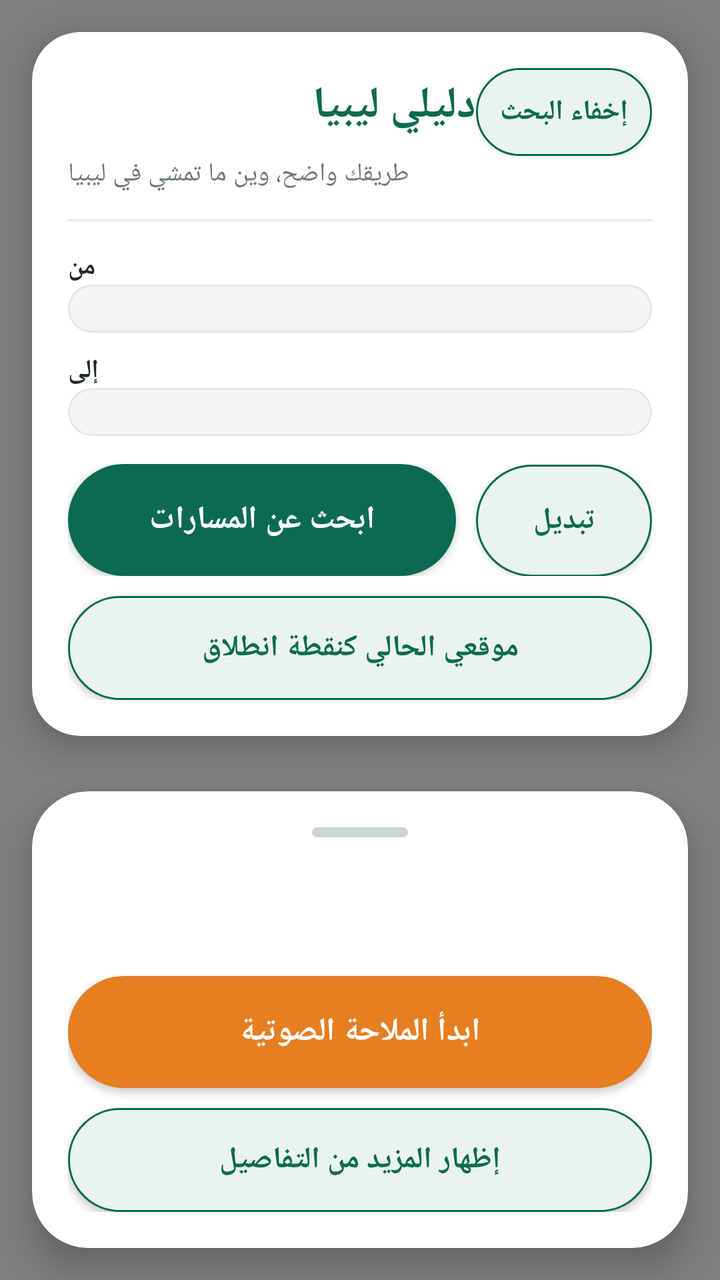
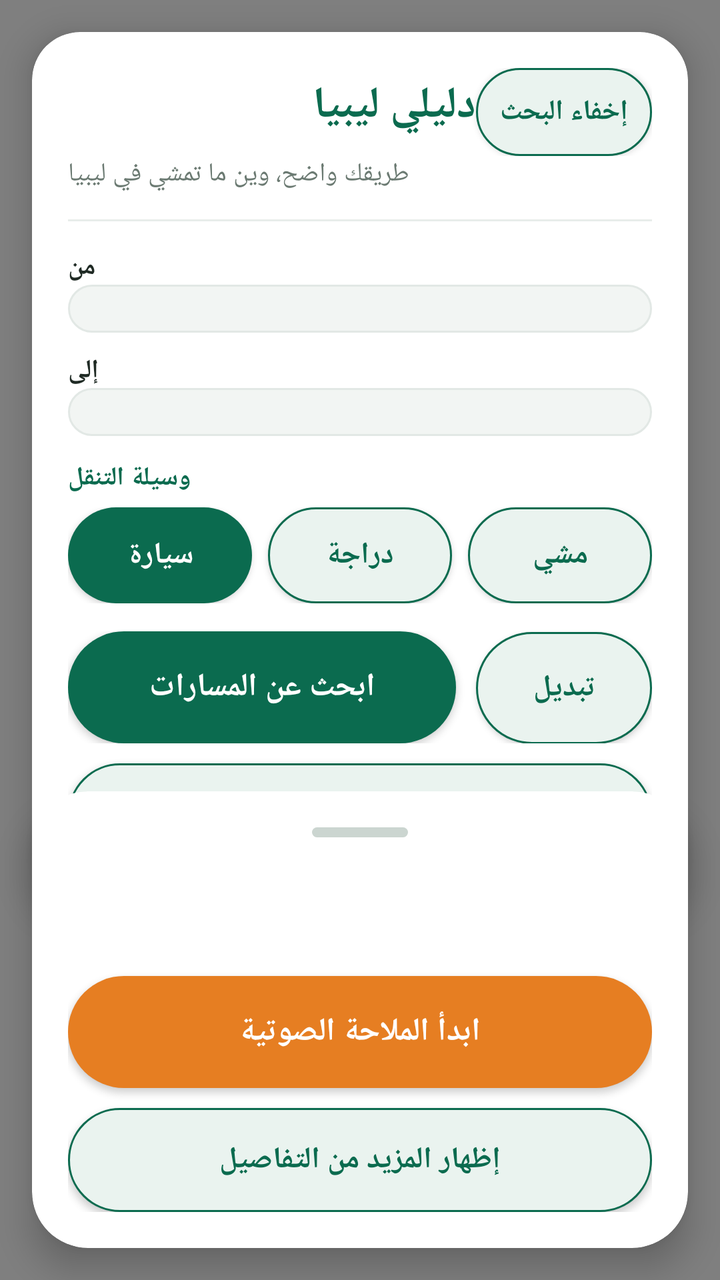

Compare the two renders of this Android layout. The source of the first and the diff that turns it into the second are given below.
<!-- AndroidManifest.xml: application theme Theme.DaliliLibya -->
<!-- res/layout/activity_main.xml -->
<?xml version="1.0" encoding="utf-8"?>
<FrameLayout xmlns:android="http://schemas.android.com/apk/res/android"
    xmlns:app="http://schemas.android.com/apk/res-auto"
    android:layout_width="match_parent"
    android:layout_height="match_parent"
    android:background="#EAF0EC">

    
    <WebView
        android:id="@+id/webView"
        android:layout_width="match_parent"
        android:layout_height="match_parent" />

    
    <com.google.android.material.card.MaterialCardView
        android:layout_width="match_parent"
        android:layout_height="wrap_content"
        android:layout_gravity="top"
        android:layout_marginStart="16dp"
        android:layout_marginTop="16dp"
        android:layout_marginEnd="16dp"
        app:cardBackgroundColor="#FFFFFF"
        app:cardCornerRadius="24dp"
        app:cardElevation="10dp">

        <LinearLayout
            android:layout_width="match_parent"
            android:layout_height="wrap_content"
            android:orientation="vertical"
            android:padding="18dp">

            <LinearLayout
                android:layout_width="match_parent"
                android:layout_height="wrap_content"
                android:orientation="horizontal">

                <TextView
                    android:layout_width="0dp"
                    android:layout_height="wrap_content"
                    android:layout_weight="1"
                    android:text="@string/app_name"
                    android:textColor="#0B6B4F"
                    android:textSize="22sp"
                    android:textStyle="bold" />

                <androidx.appcompat.widget.AppCompatButton
                    android:id="@+id/buttonToggleSearch"
                    android:layout_width="wrap_content"
                    android:layout_height="44dp"
                    android:background="@drawable/btn_secondary_pill"
                    android:text="إخفاء البحث"
                    android:textColor="#0B6B4F"
                    android:textSize="14sp"
                    android:textStyle="bold" />

            </LinearLayout>

            <LinearLayout
                android:id="@+id/topDetails"
                android:layout_width="match_parent"
                android:layout_height="wrap_content"
                android:orientation="vertical">

            <TextView
                android:layout_width="wrap_content"
                android:layout_height="wrap_content"
                android:text="@string/slogan"
                android:textColor="#6B7A72"
                android:textSize="13sp" />

            <View
                android:layout_width="match_parent"
                android:layout_height="1dp"
                android:layout_marginTop="14dp"
                android:background="#E8EDEA" />

            <TextView
                android:layout_width="wrap_content"
                android:layout_height="wrap_content"
                android:layout_marginTop="14dp"
                android:text="@string/from_label"
                android:textColor="#1F2A24"
                android:textSize="13sp"
                android:textStyle="bold" />

            <Spinner
                android:id="@+id/spinnerFrom"
                android:layout_width="match_parent"
                android:layout_height="wrap_content"
                android:background="@drawable/input_pill"
                android:padding="12dp" />

            <TextView
                android:layout_width="wrap_content"
                android:layout_height="wrap_content"
                android:layout_marginTop="10dp"
                android:text="@string/to_label"
                android:textColor="#1F2A24"
                android:textSize="13sp"
                android:textStyle="bold" />

            <Spinner
                android:id="@+id/spinnerTo"
                android:layout_width="match_parent"
                android:layout_height="wrap_content"
                android:background="@drawable/input_pill"
                android:padding="12dp" />

            <LinearLayout
                android:layout_width="match_parent"
                android:layout_height="wrap_content"
                android:layout_marginTop="14dp"
                android:orientation="horizontal">

                <androidx.appcompat.widget.AppCompatButton
                    android:id="@+id/buttonFind"
                    android:layout_width="0dp"
                    android:layout_height="56dp"
                    android:layout_weight="1"
                    android:background="@drawable/btn_primary_pill"
                    android:text="@string/find_routes"
                    android:textColor="#FFFFFF"
                    android:textSize="16sp"
                    android:textStyle="bold" />

                <androidx.appcompat.widget.AppCompatButton
                    android:id="@+id/buttonSwap"
                    android:layout_width="wrap_content"
                    android:layout_height="56dp"
                    android:layout_marginStart="10dp"
                    android:background="@drawable/btn_secondary_pill"
                    android:text="تبديل"
                    android:textColor="#0B6B4F"
                    android:textSize="15sp"
                    android:textStyle="bold" />

            </LinearLayout>

            <androidx.appcompat.widget.AppCompatButton
                android:id="@+id/buttonLocation"
                android:layout_width="match_parent"
                android:layout_height="52dp"
                android:layout_marginTop="10dp"
                android:background="@drawable/btn_secondary_pill"
                android:text="@string/my_location"
                android:textColor="#0B6B4F"
                android:textSize="15sp"
                android:textStyle="bold" />

            </LinearLayout>
        </LinearLayout>
    </com.google.android.material.card.MaterialCardView>

    
    <com.google.android.material.card.MaterialCardView
        android:layout_width="match_parent"
        android:layout_height="wrap_content"
        android:layout_gravity="bottom"
        android:layout_marginStart="16dp"
        android:layout_marginEnd="16dp"
        android:layout_marginBottom="16dp"
        app:cardBackgroundColor="#FFFFFF"
        app:cardCornerRadius="28dp"
        app:cardElevation="10dp">

        <LinearLayout
            android:layout_width="match_parent"
            android:layout_height="wrap_content"
            android:orientation="vertical"
            android:padding="18dp">

            <View
                android:layout_width="48dp"
                android:layout_height="5dp"
                android:layout_gravity="center_horizontal"
                android:layout_marginBottom="12dp"
                android:background="@drawable/handle" />

            <TextView
                android:id="@+id/textStatus"
                android:layout_width="match_parent"
                android:layout_height="wrap_content"
                android:textColor="#0B6B4F"
                android:textSize="15sp"
                android:textStyle="bold" />

            <TextView
                android:id="@+id/textRoutes"
                android:layout_width="match_parent"
                android:layout_height="wrap_content"
                android:textColor="#1F2A24"
                android:textSize="14sp"
                android:paddingTop="4dp" />

            <androidx.appcompat.widget.AppCompatButton
                android:id="@+id/buttonVoice"
                android:layout_width="match_parent"
                android:layout_height="56dp"
                android:layout_marginTop="14dp"
                android:background="@drawable/btn_accent_pill"
                android:text="@string/voice_nav"
                android:textColor="#FFFFFF"
                android:textSize="16sp"
                android:textStyle="bold" />

            <androidx.appcompat.widget.AppCompatButton
                android:id="@+id/buttonToggleDetails"
                android:layout_width="match_parent"
                android:layout_height="52dp"
                android:layout_marginTop="10dp"
                android:background="@drawable/btn_secondary_pill"
                android:text="إظهار المزيد من التفاصيل"
                android:textColor="#0B6B4F"
                android:textSize="15sp"
                android:textStyle="bold" />

            <ScrollView
                android:id="@+id/scrollDetails"
                android:layout_width="match_parent"
                android:layout_height="160dp"
                android:layout_marginTop="10dp"
                android:visibility="gone">

                <LinearLayout
                    android:layout_width="match_parent"
                    android:layout_height="wrap_content"
                    android:orientation="vertical">

                    <androidx.appcompat.widget.AppCompatButton
                        android:id="@+id/buttonNextRoute"
                        android:layout_width="match_parent"
                        android:layout_height="52dp"
                        android:background="@drawable/btn_secondary_pill"
                        android:text="عرض المسار التالي على الخريطة"
                        android:textColor="#0B6B4F"
                        android:textSize="15sp"
                        android:textStyle="bold" />

                    <androidx.appcompat.widget.AppCompatButton
                        android:id="@+id/button3d"
                        android:layout_width="match_parent"
                        android:layout_height="52dp"
                        android:layout_marginTop="10dp"
                        android:background="@drawable/btn_secondary_pill"
                        android:text="@string/toggle_3d"
                        android:textColor="#0B6B4F"
                        android:textSize="15sp"
                        android:textStyle="bold" />

                    <TextView
                        android:layout_width="match_parent"
                        android:layout_height="wrap_content"
                        android:layout_marginTop="16dp"
                        android:text="استهلاك الوقود (لتر / 100 كم)"
                        android:textColor="#0B6B4F"
                        android:textSize="13sp"
                        android:textStyle="bold" />

                    <EditText
                        android:id="@+id/editConsumption"
                        android:layout_width="match_parent"
                        android:layout_height="wrap_content"
                        android:background="@drawable/input_pill"
                        android:inputType="numberDecimal"
                        android:padding="12dp"
                        android:text="8" />

                    <TextView
                        android:layout_width="match_parent"
                        android:layout_height="wrap_content"
                        android:layout_marginTop="10dp"
                        android:text="سعر اللتر التقديري (دينار)"
                        android:textColor="#0B6B4F"
                        android:textSize="13sp"
                        android:textStyle="bold" />

                    <EditText
                        android:id="@+id/editFuelPrice"
                        android:layout_width="match_parent"
                        android:layout_height="wrap_content"
                        android:background="@drawable/input_pill"
                        android:inputType="numberDecimal"
                        android:padding="12dp"
                        android:text="0.15" />

                    <TextView
                        android:layout_width="match_parent"
                        android:layout_height="wrap_content"
                        android:text="@string/fuel_note"
                        android:textColor="#6B7A72"
                        android:textSize="12sp" />

                    <androidx.appcompat.widget.AppCompatButton
                        android:id="@+id/buttonFuel"
                        android:layout_width="match_parent"
                        android:layout_height="52dp"
                        android:layout_marginTop="10dp"
                        android:background="@drawable/btn_secondary_pill"
                        android:text="محطات وقود على طول المسار"
                        android:textColor="#0B6B4F"
                        android:textSize="15sp"
                        android:textStyle="bold" />

                    <TextView
                        android:id="@+id/textFuel"
                        android:layout_width="match_parent"
                        android:layout_height="wrap_content"
                        android:textColor="#1F2A24"
                        android:textSize="13sp"
                        android:paddingTop="8dp" />

                    <TextView
                        android:layout_width="match_parent"
                        android:layout_height="wrap_content"
                        android:text="@string/time_preview"
                        android:textColor="#0B6B4F"
                        android:layout_marginTop="16dp"
                        android:textSize="13sp"
                        android:textStyle="bold" />

                    <SeekBar
                        android:id="@+id/seekPreview"
                        android:layout_width="match_parent"
                        android:layout_height="wrap_content"
                        android:max="100" />

                    <androidx.appcompat.widget.AppCompatButton
                        android:id="@+id/buttonPreviewAnim"
                        android:layout_width="match_parent"
                        android:layout_height="52dp"
                        android:background="@drawable/btn_secondary_pill"
                        android:text="تشغيل معاينة الرحلة المتحركة"
                        android:textColor="#0B6B4F"
                        android:textSize="15sp"
                        android:textStyle="bold" />

                    <TextView
                        android:layout_width="match_parent"
                        android:layout_height="wrap_content"
                        android:text="@string/report_label"
                        android:textColor="#0B6B4F"
                        android:layout_marginTop="16dp"
                        android:textSize="13sp"
                        android:textStyle="bold" />

                    <Spinner
                        android:id="@+id/spinnerReportType"
                        android:layout_width="match_parent"
                        android:layout_height="wrap_content"
                        android:background="@drawable/input_pill"
                        android:padding="12dp" />

                    <androidx.appcompat.widget.AppCompatButton
                        android:id="@+id/buttonReport"
                        android:layout_width="match_parent"
                        android:layout_height="52dp"
                        android:layout_marginTop="10dp"
                        android:background="@drawable/btn_secondary_pill"
                        android:text="@string/add_report"
                        android:textColor="#0B6B4F"
                        android:textSize="15sp"
                        android:textStyle="bold" />

                    <TextView
                        android:id="@+id/textReports"
                        android:layout_width="match_parent"
                        android:layout_height="wrap_content"
                        android:textColor="#1F2A24"
                        android:textSize="13sp"
                        android:paddingTop="8dp" />

                    <TextView
                        android:layout_width="match_parent"
                        android:layout_height="wrap_content"
                        android:text="@string/traffic_warning"
                        android:textColor="#6B7A72"
                        android:textSize="11sp"
                        android:paddingTop="14dp" />

                    <TextView
                        android:layout_width="match_parent"
                        android:layout_height="wrap_content"
                        android:text="@string/safety_note"
                        android:textColor="#6B7A72"
                        android:textSize="11sp"
                        android:paddingBottom="8dp" />

                </LinearLayout>
            </ScrollView>
        </LinearLayout>
    </com.google.android.material.card.MaterialCardView>
</FrameLayout>
<!-- resources referenced by this layout -->
<resources>
  <!-- drawable btn_accent_pill (drawable) -->
  <?xml version="1.0" encoding="utf-8"?>
  <shape xmlns:android="http://schemas.android.com/apk/res/android">
      <solid android:color="#E67E22" />
      <corners android:radius="28dp" />
  </shape>
  <!-- drawable btn_primary_pill (drawable) -->
  <?xml version="1.0" encoding="utf-8"?>
  <shape xmlns:android="http://schemas.android.com/apk/res/android">
      <solid android:color="#0B6B4F" />
      <corners android:radius="28dp" />
  </shape>
  <!-- drawable btn_secondary_pill (drawable) -->
  <?xml version="1.0" encoding="utf-8"?>
  <shape xmlns:android="http://schemas.android.com/apk/res/android">
      <solid android:color="#EAF3EF" />
      <corners android:radius="28dp" />
      <stroke android:width="1dp" android:color="#0B6B4F" />
  </shape>
  <!-- drawable handle (drawable) -->
  <?xml version="1.0" encoding="utf-8"?>
  <shape xmlns:android="http://schemas.android.com/apk/res/android">
      <solid android:color="#CBD5D0" />
      <corners android:radius="3dp" />
  </shape>
  <!-- drawable input_pill (drawable) -->
  <?xml version="1.0" encoding="utf-8"?>
  <shape xmlns:android="http://schemas.android.com/apk/res/android">
      <solid android:color="#F2F5F3" />
      <corners android:radius="16dp" />
      <stroke android:width="1dp" android:color="#E2E8E5" />
  </shape>
  <string name="add_report">أضف بلاغًا عند منتصف المسار</string>
  <string name="app_name">دليلي ليبيا</string>
  <string name="find_routes">ابحث عن المسارات</string>
  <string name="from_label">من</string>
  <string name="fuel_note">تقدير الوقود قابل للتعديل، وليس سعرًا رسميًا</string>
  <string name="my_location">موقعي الحالي كنقطة انطلاق</string>
  <string name="report_label">بلاغ طريق</string>
  <string name="safety_note">درجة الأمان تقدير من نوع الطريق وبلاغات المستخدمين، وليست تصنيفًا رسميًا للسلامة.</string>
  <string name="slogan">طريقك واضح، وين ما تمشي في ليبيا</string>
  <string name="time_preview">معاينة المسار المتحركة (حرّك المؤشر أو اضغط زر التشغيل لتحريك الدبوس على طول المسار تلقائيًا خلال 30 ثانية)</string>
  <string name="to_label">إلى</string>
  <string name="toggle_3d">عرض ثلاثي الأبعاد</string>
  <string name="traffic_warning">تنبيه: لا توجد بيانات زحام مباشرة موثوقة لكل الطرق الليبية. البلاغات المعروضة بلاغات مستخدمين مع وقت آخر تحديث، وليست تأكيدًا رسميًا.</string>
  <string name="voice_nav">ابدأ الملاحة الصوتية</string>
  <style name="Theme.DaliliLibya" parent="Theme.MaterialComponents.Light.NoActionBar">
          <item name="colorPrimary">#0B6B4F</item>
          <item name="colorPrimaryDark">#084F3A</item>
          <item name="colorAccent">#E67E22</item>
          <item name="android:statusBarColor">#084F3A</item>
          <item name="android:navigationBarColor">#FFFFFF</item>
          <item name="android:windowLightNavigationBar">true</item>
      </style>
</resources>

<!-- the commit's change to res/layout/activity_main.xml (unified diff, before → after) -->
@@ -106,6 +106,58 @@
                 android:background="@drawable/input_pill"
                 android:padding="12dp" />
 
+            <TextView
+                android:layout_width="wrap_content"
+                android:layout_height="wrap_content"
+                android:layout_marginTop="12dp"
+                android:text="وسيلة التنقل"
+                android:textColor="#0B6B4F"
+                android:textSize="13sp"
+                android:textStyle="bold" />
+
+            <LinearLayout
+                android:layout_width="match_parent"
+                android:layout_height="wrap_content"
+                android:layout_marginTop="6dp"
+                android:orientation="horizontal">
+
+                <androidx.appcompat.widget.AppCompatButton
+                    android:id="@+id/buttonModeCar"
+                    android:layout_width="0dp"
+                    android:layout_height="48dp"
+                    android:layout_weight="1"
+                    android:background="@drawable/btn_primary_pill"
+                    android:text="سيارة"
+                    android:textColor="#FFFFFF"
+                    android:textSize="15sp"
+                    android:textStyle="bold" />
+
+                <androidx.appcompat.widget.AppCompatButton
+                    android:id="@+id/buttonModeBike"
+                    android:layout_width="0dp"
+                    android:layout_height="48dp"
+                    android:layout_marginStart="8dp"
+                    android:layout_weight="1"
+                    android:background="@drawable/btn_secondary_pill"
+                    android:text="دراجة"
+                    android:textColor="#0B6B4F"
+                    android:textSize="15sp"
+                    android:textStyle="bold" />
+
+                <androidx.appcompat.widget.AppCompatButton
+                    android:id="@+id/buttonModeFoot"
+                    android:layout_width="0dp"
+                    android:layout_height="48dp"
+                    android:layout_marginStart="8dp"
+                    android:layout_weight="1"
+                    android:background="@drawable/btn_secondary_pill"
+                    android:text="مشي"
+                    android:textColor="#0B6B4F"
+                    android:textSize="15sp"
+                    android:textStyle="bold" />
+
+            </LinearLayout>
+
             <LinearLayout
                 android:layout_width="match_parent"
                 android:layout_height="wrap_content"
@@ -247,6 +299,17 @@
                         android:textSize="15sp"
                         android:textStyle="bold" />
 
+                    <androidx.appcompat.widget.AppCompatButton
+                        android:id="@+id/buttonSatellite"
+                        android:layout_width="match_parent"
+                        android:layout_height="52dp"
+                        android:layout_marginTop="10dp"
+                        android:background="@drawable/btn_secondary_pill"
+                        android:text="خريطة القمر الصناعي"
+                        android:textColor="#0B6B4F"
+                        android:textSize="15sp"
+                        android:textStyle="bold" />
+
                     <TextView
                         android:layout_width="match_parent"
                         android:layout_height="wrap_content"
